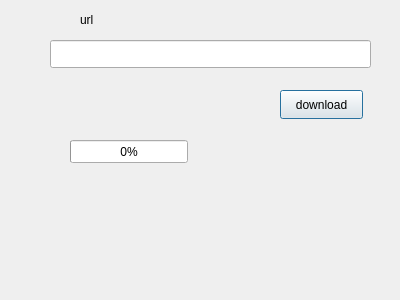
Old version of the form src/downloadwindow.ui in the repository Abhinav-kodes/Download-Manager.
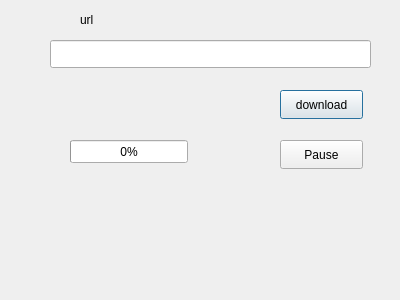
New version of the form.

Commit message: added pause and resume function

What changed in the file:
```diff
--- a/src/downloadwindow.ui
+++ b/src/downloadwindow.ui
@@ -62,6 +62,19 @@
     <number>0</number>
    </property>
   </widget>
+  <widget class="QPushButton" name="pauseResumeButton">
+   <property name="geometry">
+    <rect>
+     <x>280</x>
+     <y>140</y>
+     <width>83</width>
+     <height>29</height>
+    </rect>
+   </property>
+   <property name="text">
+    <string>Pause</string>
+   </property>
+  </widget>
  </widget>
  <resources/>
  <connections/>
```
The commit also changes 29 other files.
